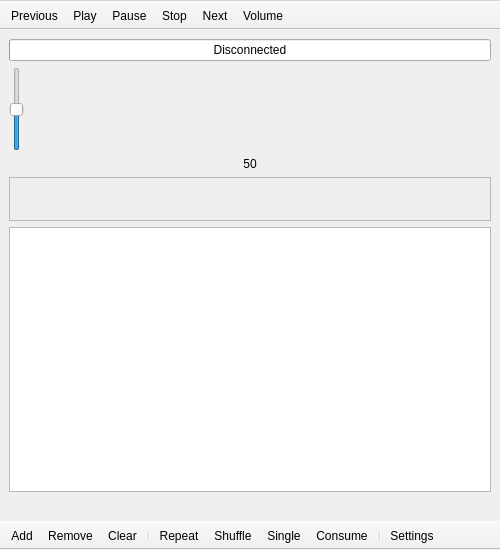
Before: the Qt Designer form qygmy/ui/main.ui in tsufeki/qygmy, drawn with Qt 5.
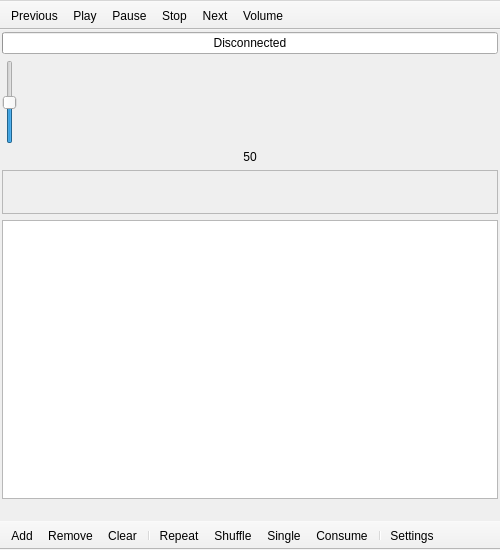
After: the same form once the commit is applied. Custom widgets are drawn as their Qt base class.

Commit message: PathBar widget.

```diff
--- a/qygmy/ui/main.ui
+++ b/qygmy/ui/main.ui
@@ -21,6 +21,9 @@
     </sizepolicy>
    </property>
    <layout class="QVBoxLayout">
+    <property name="margin">
+     <number>2</number>
+    </property>
     <item>
      <widget class="ClickableProgressBar" name="progressbar">
       <property name="sizePolicy">
```
The commit also changes 4 other files.
